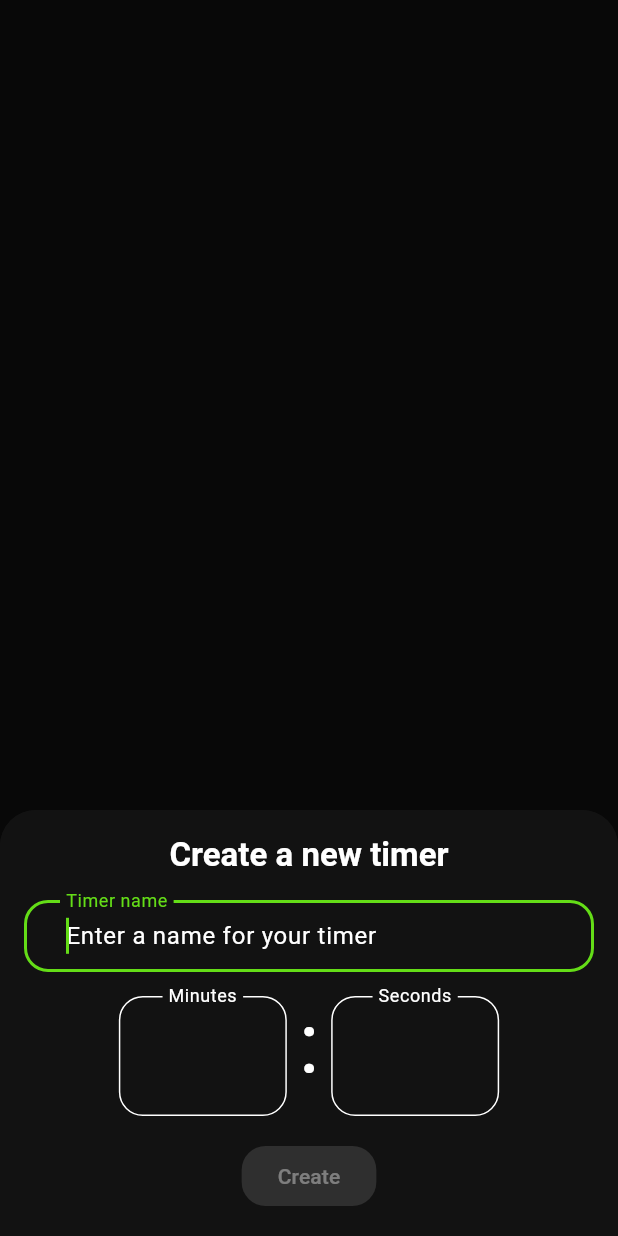
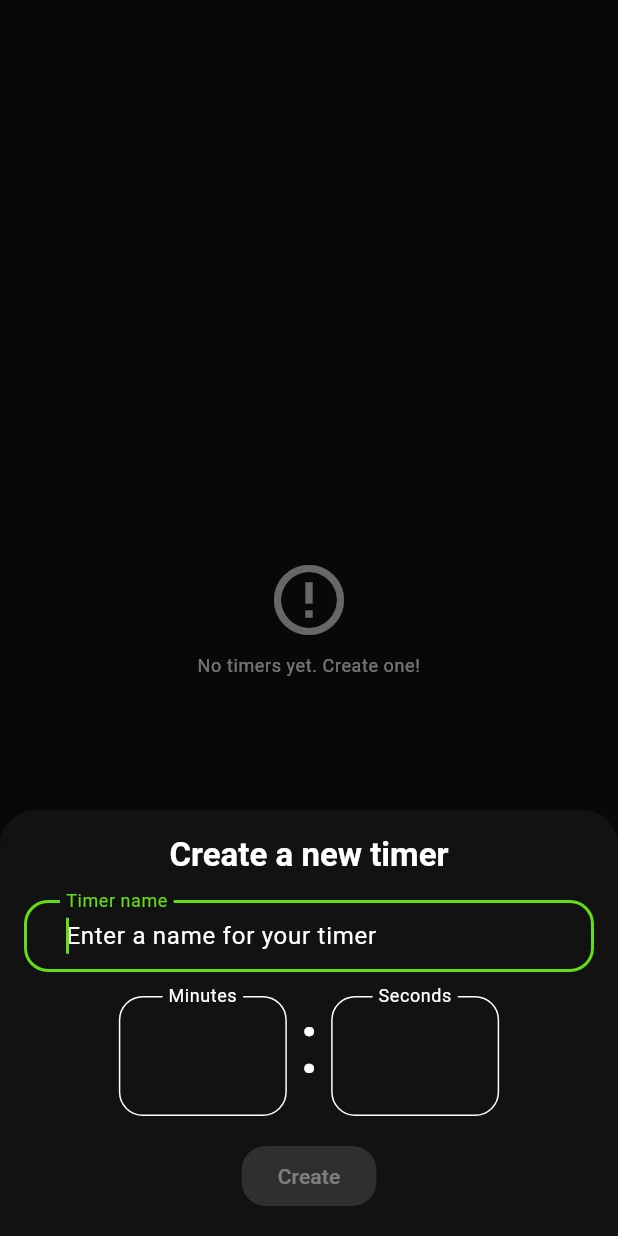
Before and after one commit to pedrobrochero/tempora, a Flutter app: the screen it shows after launch, after a tap on the "add alarm" icon, on a phone screen of 412 x 824 dp. Run offline on Flutter 3.47's test engine with Material 2 defaults, Android fonts, the phone set to English and light mode, and no system bars; our stand-ins replace auto_route, dartz, equatable, faker, firebase_core, firebase_crashlytics and 8 more; missing offline and left inert: flutter_background; accounts and stored records are empty.

Commit message:
Fixed slidable action bugs.

```diff
--- a/lib/features/timer/presentation/cubit/timer_list_cubit.dart
+++ b/lib/features/timer/presentation/cubit/timer_list_cubit.dart
@@ -2,6 +2,7 @@ import 'package:collection/collection.dart';
 import 'package:flutter_bloc/flutter_bloc.dart';
 import 'package:freezed_annotation/freezed_annotation.dart';
 
+import '../../../../core/control_classes/status.dart';
 import '../../../../core/control_classes/usecase.dart';
 import '../../../../core/dependency_injection.dart';
 import '../../domain/entities/custom_timer.dart';
@@ -25,8 +26,6 @@ class TimerListCubit extends Cubit<TimerListState> {
     getInitialData();
   }
 
-  // TODO(pedrobrochero): Handle errors properly.
-
   /// A use case to get a list of timers.
   @visibleForTesting
   final GetTimers getTimersUsecase;
@@ -45,14 +44,17 @@ class TimerListCubit extends Cubit<TimerListState> {
 
   void getInitialData() async {
     (await getTimersUsecase(const NoParams())).fold(
-      (failure) => emit(state.copyWith()),
-      (timers) => emit(state.copyWith(timers: timers)),
+      (failure) => emit(state.copyWith(status: const Status.error())),
+      (timers) => emit(state.copyWith(
+        timers: timers,
+        status: const Status.loaded(),
+      )),
     );
   }
 
   void createTimer(CreateTimerParams params) async {
     (await createTimerUsecase(params)).fold(
-      (failure) => emit(state.copyWith()),
+      (failure) => emit(state.copyWith(status: const Status.error())),
       (_) => getInitialData(),
     );
   }
@@ -60,7 +62,7 @@ class TimerListCubit extends Cubit<TimerListState> {
   void deleteTimer(CustomTimer timer) async {
     final either = await deleteTimerUsecase(timer.id);
     either.fold(
-      (failure) => emit(state.copyWith()),
+      (failure) => emit(state.copyWith(status: const Status.error())),
       (_) {
         removeTimerCubit(timer);
         getInitialData();
@@ -71,7 +73,7 @@ class TimerListCubit extends Cubit<TimerListState> {
   void editTimer(CustomTimer timer) async {
     final either = await editTimerUsecase(timer);
     either.fold(
-      (failure) => emit(state.copyWith()),
+      (failure) => emit(state.copyWith(status: const Status.error())),
       (_) {
         removeTimerCubit(timer);
         getInitialData();
--- a/lib/features/timer/presentation/cubit/timer_list_state.dart
+++ b/lib/features/timer/presentation/cubit/timer_list_state.dart
@@ -3,6 +3,7 @@ part of 'timer_list_cubit.dart';
 @freezed
 class TimerListState with _$TimerListState {
   const factory TimerListState({
+    @Default(Status.loading()) Status status,
     @Default([]) List<CustomTimer> timers,
     @Default([]) List<TimerCubit> timersCubits,
   }) = _TimerListState;
--- a/lib/features/timer/presentation/pages/timer_list.dart
+++ b/lib/features/timer/presentation/pages/timer_list.dart
@@ -2,9 +2,11 @@ import 'package:auto_route/auto_route.dart';
 import 'package:flutter/material.dart';
 import 'package:flutter_bloc/flutter_bloc.dart';
 
+import '../../../../core/control_classes/status.dart';
 import '../../../../core/dependency_injection.dart';
+import '../../../../core/presentation/widgets/empty_list_component.dart';
+import '../../../../generated/l10n.dart';
 import '../../domain/usecases/create_timer.dart';
-import '../cubit/timer_cubit.dart';
 import '../cubit/timer_list_cubit.dart';
 import '../widgets/timer_form.dart';
 import '../widgets/timer_tile.dart';
@@ -14,13 +16,24 @@ class TimerListPage extends StatelessWidget {
   const TimerListPage({Key? key}) : super(key: key);
 
   @override
-  Widget build(BuildContext context) => BlocProvider(
-        create: (context) => sl<TimerListCubit>(),
+  Widget build(BuildContext context) {
+    final timerListCubit = sl<TimerListCubit>();
+    return BlocProvider(
+      create: (context) => timerListCubit,
       child: Scaffold(
-          body: BlocBuilder<TimerListCubit, TimerListState>(
+        body: BlocConsumer<TimerListCubit, TimerListState>(
+          listener: (context, state) {
+            if (state.status is ErrorStatus) {
+              ScaffoldMessenger.of(context).showSnackBar(
+                SnackBar(content: Text(S.of(context).anErrorHasOcurred)),
+              );
+            }
+          },
           builder: (context, state) {
             final timers = state.timers;
-              timers.map((e) => sl<TimerCubit>(param1: e)).toList();
+            if (timers.isEmpty) {
+              return EmptyListComponent(message: S.of(context).noTimersYet);
+            }
             return ListView.builder(
               itemCount: timers.length + 1,
               itemBuilder: (context, index) {
@@ -29,10 +42,8 @@ class TimerListPage extends StatelessWidget {
                   return const SizedBox(height: 64);
                 }
                 return TimerTile(
-                    cubit: context
-                        .watch<TimerListCubit>()
-                        .getTimerCubit(timers[index]),
-                    key: ValueKey(timers),
+                  cubit: timerListCubit.getTimerCubit(timers[index]),
+                  key: ValueKey(timers[index]),
                 );
               },
             );
@@ -51,3 +62,4 @@ class TimerListPage extends StatelessWidget {
       ),
     );
   }
+}
--- a/lib/features/timer/presentation/widgets/timer_tile.dart
+++ b/lib/features/timer/presentation/widgets/timer_tile.dart
@@ -40,13 +40,13 @@ class TimerTile extends StatelessWidget {
                 motion: const ScrollMotion(),
                 children: [
                   SlidableAction(
-                    onPressed: (context) => deleteTimer(context),
+                    onPressed: (_) => deleteTimer(context),
                     backgroundColor: Colors.red.shade900,
                     icon: Icons.delete,
                     label: S.of(context).delete,
                   ),
                   SlidableAction(
-                    onPressed: (context) => editTimer(context),
+                    onPressed: (_) => editTimer(context),
                     backgroundColor: Colors.orange.shade900,
                     icon: Icons.edit,
                     label: S.of(context).edit,
--- a/lib/l10n/intl_en.arb
+++ b/lib/l10n/intl_en.arb
@@ -35,5 +35,6 @@
   "editTimer": "Edit timer",
   "saveChanges": "Save changes",
   "delete": "Delete",
-  "edit": "Edit"
+  "edit": "Edit",
+  "noTimersYet": "No timers yet. Create one!"
 }
--- a/lib/l10n/intl_es.arb
+++ b/lib/l10n/intl_es.arb
@@ -35,5 +35,6 @@
   "editTimer": "Edit timer",
   "saveChanges": "Save changes",
   "delete": "Delete",
-  "edit": "Edit"
+  "edit": "Edit",
+  "noTimersYet": "No timers yet. Create one!"
 }
--- a/pubspec.yaml
+++ b/pubspec.yaml
@@ -12,6 +12,7 @@ environment:
 
 dependencies:
   auto_route: ^7.2.0
+  collection: ^1.17.1
   dartz: ^0.10.1
   equatable: ^2.0.5
   firebase_core: ^2.13.0
```
Also changed, not shown: lib/features/timer/presentation/cubit/timer_list_cubit.freezed.dart, lib/generated/intl/messages_en.dart, lib/generated/intl/messages_es.dart, lib/generated/l10n.dart, pubspec.lock. Lines whose indentation alone changed are shown as unchanged.
